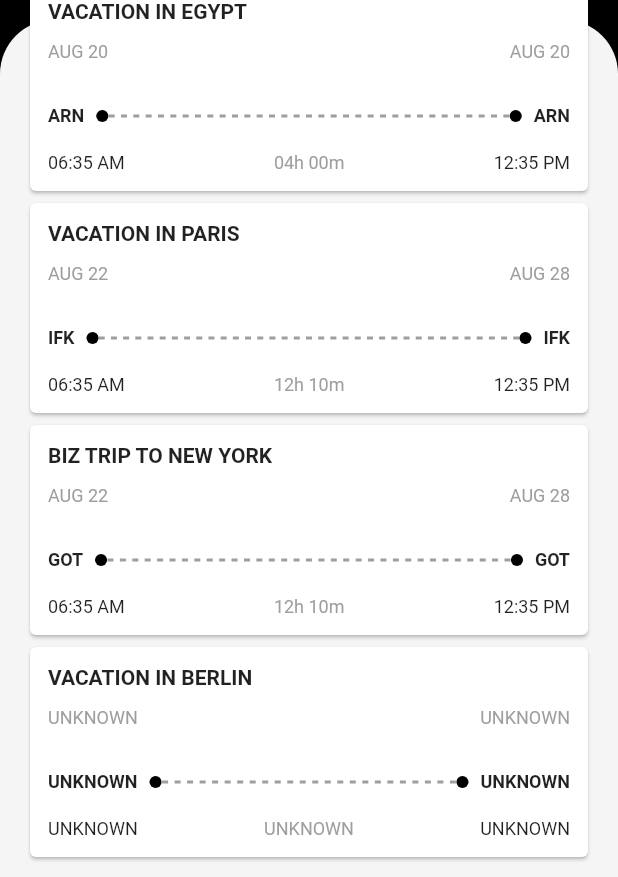
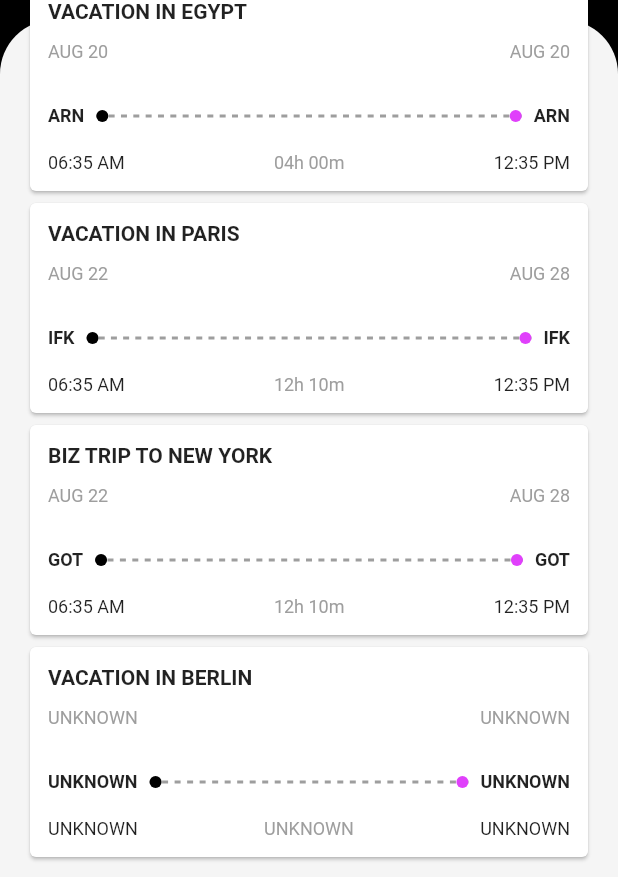
Before and after one commit to JAICHANGPARK/flutter_notebook_14th_story, a Flutter app: the FlightTicketPage screen opened by its route, on a phone screen of 412 x 824 dp. Shown: the part 280-1157 px from the top of the screen. Run offline on Flutter 3.47's test engine with Material 2 defaults, Android fonts, the phone set to English and light mode, and no system bars; our stand-ins replace card_swiper, date_picker_timeline, flutter_advanced_switch, flutter_lorem, freezed_annotation, get and 3 more; missing offline and left inert: rpgnamegenerator; network calls fail.

Commit message:
Update flight_ticket_page.dart

```diff
--- a/lib/ep896_flight_booking_app/ui/flight_ticket_page.dart
+++ b/lib/ep896_flight_booking_app/ui/flight_ticket_page.dart
@@ -150,7 +150,7 @@ class _FlightTicketPageState extends State<FlightTicketPage> {
                                                     top: 0,
                                                     child: CircleAvatar(
                                                       radius: 4,
-                                                      backgroundColor: Colors.black,
+                                                      backgroundColor: Colors.purpleAccent,
                                                     )),
                                               ],
                                             ),
```
